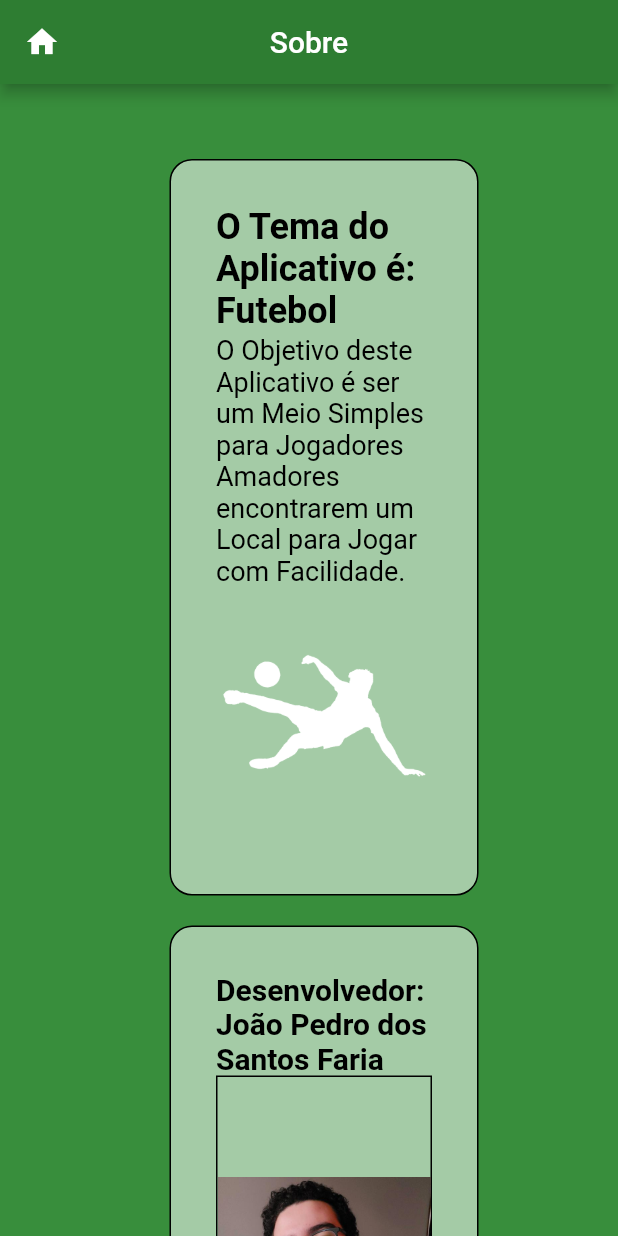
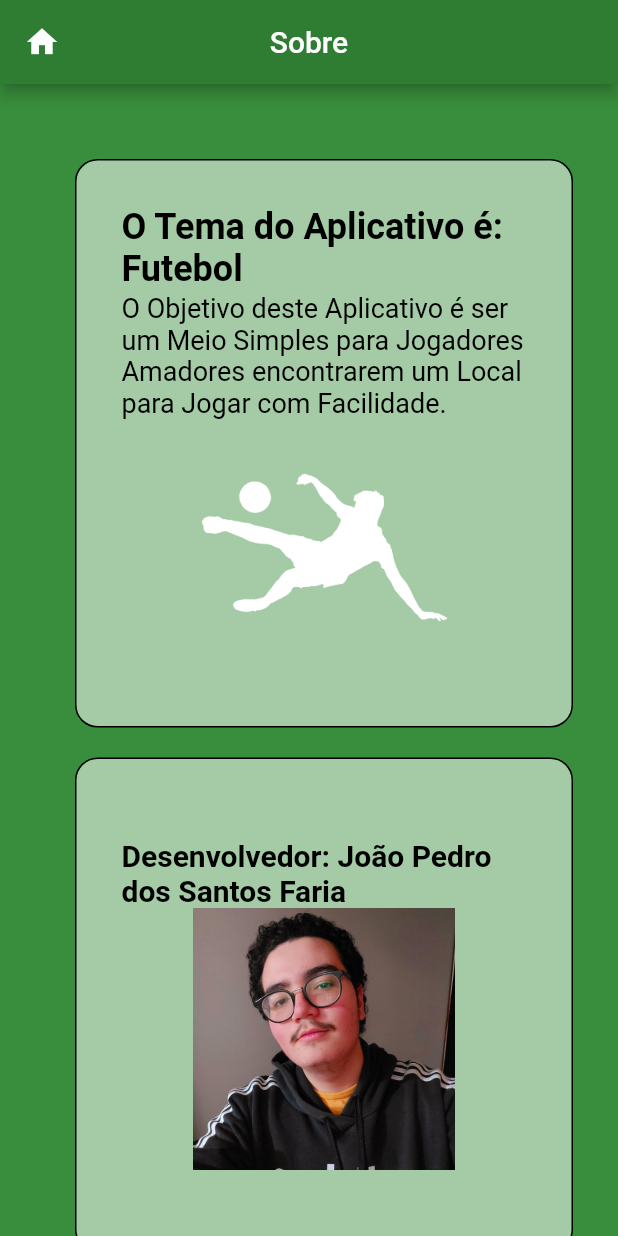
Before and after one commit to jpsfariaa/VemProJogo, a Flutter app: the TelaSobre screen opened by its route, on a phone screen of 412 x 824 dp. Run offline on Flutter 3.47's test engine with Material 2 defaults, Android fonts, the phone set to English and light mode, and no system bars; our stand-ins replace cloud_firestore, firebase_auth, firebase_core; accounts and stored records are empty.

Commit message:
Update widget_sobre.dart

```diff
--- a/navigation_test/lib/codwidgets/widget_sobre.dart
+++ b/navigation_test/lib/codwidgets/widget_sobre.dart
@@ -12,10 +12,8 @@ class WidgetSobre extends StatelessWidget {
 
   @override
   Widget build(BuildContext context) {
-
     return Container(
       margin: const EdgeInsets.fromLTRB(20, 20, 0, 0),
-
       padding: const EdgeInsets.all(30),
 
       decoration: BoxDecoration(
@@ -31,9 +29,11 @@ class WidgetSobre extends StatelessWidget {
         color: Colors.white54,
       ),
 
-      width: MediaQuery.of(context).size.width * 0.50,
+      width: MediaQuery.of(context).size.width,
+      height: MediaQuery.of(context).size.height * .40,
 
       child: Column(
+        mainAxisAlignment: MainAxisAlignment.center,
         children: [
           Text(
             "Desenvolvedor: " + dev,
@@ -45,20 +45,12 @@ class WidgetSobre extends StatelessWidget {
           ),
 
           // Incluir a Foto do Dev
-          Container(
-            decoration: BoxDecoration(
-              border: Border.all(
-                width: 1,
-              ),
-            ),
-            child: Image.asset(
-              foto,
-              width: 275.0,
-              height: 275.0,
-              fit: BoxFit.contain,
-            ),
+          Image.asset(
+            foto,
+            width: 175.0,
+            height: 175.0,
+            fit: BoxFit.contain,
           ),
-
         ], // Children
       ),
     );
@@ -94,7 +86,7 @@ class WidgetSobre02 extends StatelessWidget {
         color: Colors.white54,
       ),
 
-      width: MediaQuery.of(context).size.width * 0.50,
+      width: MediaQuery.of(context).size.width,
 
       child: Column(
         mainAxisAlignment: MainAxisAlignment.center,
```
